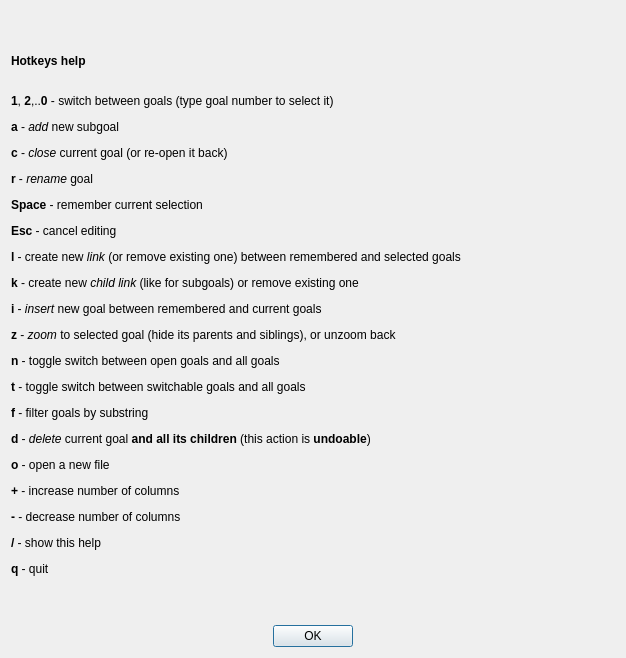
ahitrin/SiebenApp, file ui/hotkeys.ui: the form before one commit.
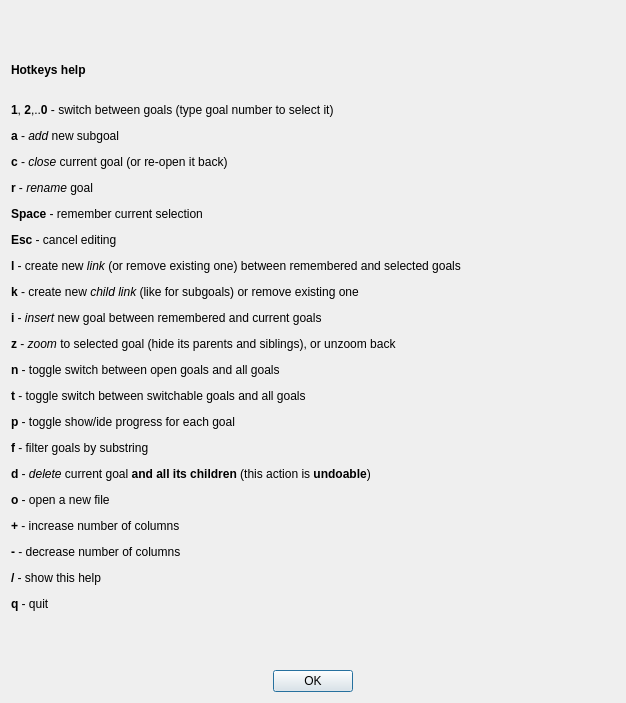
The form after the commit.

Patch:
```diff
--- a/ui/hotkeys.ui
+++ b/ui/hotkeys.ui
@@ -7,7 +7,7 @@
     <x>0</x>
     <y>0</y>
     <width>626</width>
-    <height>658</height>
+    <height>703</height>
    </rect>
   </property>
   <property name="windowTitle">
@@ -20,7 +20,7 @@
    <item>
     <widget class="QLabel" name="label_text">
      <property name="text">
-      <string>&lt;html&gt;&lt;head/&gt;&lt;body&gt;&lt;p&gt;&lt;span style=&quot; font-weight:600;&quot;&gt;Hotkeys help&lt;/span&gt;&lt;/p&gt;&lt;p&gt;&lt;br/&gt;&lt;span style=&quot; font-weight:600;&quot;&gt;1&lt;/span&gt;, &lt;span style=&quot; font-weight:600;&quot;&gt;2&lt;/span&gt;,..&lt;span style=&quot; font-weight:600;&quot;&gt;0&lt;/span&gt; - switch between goals (type goal number to select it)&lt;/p&gt;&lt;p&gt;&lt;span style=&quot; font-weight:600;&quot;&gt;a&lt;/span&gt; - &lt;span style=&quot; font-style:italic;&quot;&gt;add&lt;/span&gt; new subgoal&lt;/p&gt;&lt;p&gt;&lt;span style=&quot; font-weight:600;&quot;&gt;c&lt;/span&gt; - &lt;span style=&quot; font-style:italic;&quot;&gt;close&lt;/span&gt; current goal (or re-open it back)&lt;/p&gt;&lt;p&gt;&lt;span style=&quot; font-weight:600;&quot;&gt;r&lt;/span&gt; - &lt;span style=&quot; font-style:italic;&quot;&gt;rename&lt;/span&gt; goal&lt;/p&gt;&lt;p&gt;&lt;span style=&quot; font-weight:600;&quot;&gt;Space&lt;/span&gt; - remember current selection&lt;/p&gt;&lt;p&gt;&lt;span style=&quot; font-weight:600;&quot;&gt;Esc&lt;/span&gt; - cancel editing&lt;/p&gt;&lt;p&gt;&lt;span style=&quot; font-weight:600;&quot;&gt;l&lt;/span&gt; - create new &lt;span style=&quot; font-style:italic;&quot;&gt;link&lt;/span&gt; (or remove existing one) between remembered and selected goals&lt;/p&gt;&lt;p&gt;&lt;span style=&quot; font-weight:600;&quot;&gt;k&lt;/span&gt; - create new &lt;span style=&quot; font-style:italic;&quot;&gt;child link&lt;/span&gt; (like for subgoals) or remove existing one&lt;/p&gt;&lt;p&gt;&lt;span style=&quot; font-weight:600;&quot;&gt;i&lt;/span&gt; - &lt;span style=&quot; font-style:italic;&quot;&gt;insert&lt;/span&gt; new goal between remembered and current goals&lt;/p&gt;&lt;p&gt;&lt;span style=&quot; font-weight:600;&quot;&gt;z&lt;/span&gt; - &lt;span style=&quot; font-style:italic;&quot;&gt;zoom&lt;/span&gt; to selected goal (hide its parents and siblings), or unzoom back&lt;/p&gt;&lt;p&gt;&lt;span style=&quot; font-weight:600;&quot;&gt;n&lt;/span&gt; - toggle switch between open goals and all goals&lt;/p&gt;&lt;p&gt;&lt;span style=&quot; font-weight:600;&quot;&gt;t&lt;/span&gt; - toggle switch between switchable goals and all goals&lt;/p&gt;&lt;p&gt;&lt;span style=&quot; font-weight:600;&quot;&gt;f&lt;/span&gt; - filter goals by substring&lt;/p&gt;&lt;p&gt;&lt;span style=&quot; font-weight:600;&quot;&gt;d&lt;/span&gt; - &lt;span style=&quot; font-style:italic;&quot;&gt;delete&lt;/span&gt; current goal &lt;span style=&quot; font-weight:600;&quot;&gt;and all its children&lt;/span&gt; (this action is &lt;span style=&quot; font-weight:600;&quot;&gt;undoable&lt;/span&gt;)&lt;/p&gt;&lt;p&gt;&lt;span style=&quot; font-weight:600;&quot;&gt;o&lt;/span&gt; - open a new file&lt;/p&gt;&lt;p&gt;&lt;span style=&quot; font-weight:600;&quot;&gt;+&lt;/span&gt; - increase number of columns&lt;/p&gt;&lt;p&gt;&lt;span style=&quot; font-weight:600;&quot;&gt;-&lt;/span&gt; - decrease number of columns&lt;/p&gt;&lt;p&gt;&lt;span style=&quot; font-weight:600;&quot;&gt;/&lt;/span&gt; - show this help&lt;/p&gt;&lt;p&gt;&lt;span style=&quot; font-weight:600;&quot;&gt;q&lt;/span&gt; - quit&lt;/p&gt;&lt;/body&gt;&lt;/html&gt;</string>
+      <string>&lt;html&gt;&lt;head/&gt;&lt;body&gt;&lt;p&gt;&lt;span style=&quot; font-weight:600;&quot;&gt;Hotkeys help&lt;/span&gt;&lt;/p&gt;&lt;p&gt;&lt;br/&gt;&lt;span style=&quot; font-weight:600;&quot;&gt;1&lt;/span&gt;, &lt;span style=&quot; font-weight:600;&quot;&gt;2&lt;/span&gt;,..&lt;span style=&quot; font-weight:600;&quot;&gt;0&lt;/span&gt; - switch between goals (type goal number to select it)&lt;/p&gt;&lt;p&gt;&lt;span style=&quot; font-weight:600;&quot;&gt;a&lt;/span&gt; - &lt;span style=&quot; font-style:italic;&quot;&gt;add&lt;/span&gt; new subgoal&lt;/p&gt;&lt;p&gt;&lt;span style=&quot; font-weight:600;&quot;&gt;c&lt;/span&gt; - &lt;span style=&quot; font-style:italic;&quot;&gt;close&lt;/span&gt; current goal (or re-open it back)&lt;/p&gt;&lt;p&gt;&lt;span style=&quot; font-weight:600;&quot;&gt;r&lt;/span&gt; - &lt;span style=&quot; font-style:italic;&quot;&gt;rename&lt;/span&gt; goal&lt;/p&gt;&lt;p&gt;&lt;span style=&quot; font-weight:600;&quot;&gt;Space&lt;/span&gt; - remember current selection&lt;/p&gt;&lt;p&gt;&lt;span style=&quot; font-weight:600;&quot;&gt;Esc&lt;/span&gt; - cancel editing&lt;/p&gt;&lt;p&gt;&lt;span style=&quot; font-weight:600;&quot;&gt;l&lt;/span&gt; - create new &lt;span style=&quot; font-style:italic;&quot;&gt;link&lt;/span&gt; (or remove existing one) between remembered and selected goals&lt;/p&gt;&lt;p&gt;&lt;span style=&quot; font-weight:600;&quot;&gt;k&lt;/span&gt; - create new &lt;span style=&quot; font-style:italic;&quot;&gt;child link&lt;/span&gt; (like for subgoals) or remove existing one&lt;/p&gt;&lt;p&gt;&lt;span style=&quot; font-weight:600;&quot;&gt;i&lt;/span&gt; - &lt;span style=&quot; font-style:italic;&quot;&gt;insert&lt;/span&gt; new goal between remembered and current goals&lt;/p&gt;&lt;p&gt;&lt;span style=&quot; font-weight:600;&quot;&gt;z&lt;/span&gt; - &lt;span style=&quot; font-style:italic;&quot;&gt;zoom&lt;/span&gt; to selected goal (hide its parents and siblings), or unzoom back&lt;/p&gt;&lt;p&gt;&lt;span style=&quot; font-weight:600;&quot;&gt;n&lt;/span&gt; - toggle switch between open goals and all goals&lt;/p&gt;&lt;p&gt;&lt;span style=&quot; font-weight:600;&quot;&gt;t&lt;/span&gt; - toggle switch between switchable goals and all goals&lt;/p&gt;&lt;p&gt;&lt;span style=&quot; font-weight:600;&quot;&gt;p&lt;/span&gt; - toggle show/ide progress for each goal&lt;/p&gt;&lt;p&gt;&lt;span style=&quot; font-weight:600;&quot;&gt;f&lt;/span&gt; - filter goals by substring&lt;/p&gt;&lt;p&gt;&lt;span style=&quot; font-weight:600;&quot;&gt;d&lt;/span&gt; - &lt;span style=&quot; font-style:italic;&quot;&gt;delete&lt;/span&gt; current goal &lt;span style=&quot; font-weight:600;&quot;&gt;and all its children&lt;/span&gt; (this action is &lt;span style=&quot; font-weight:600;&quot;&gt;undoable&lt;/span&gt;)&lt;/p&gt;&lt;p&gt;&lt;span style=&quot; font-weight:600;&quot;&gt;o&lt;/span&gt; - open a new file&lt;/p&gt;&lt;p&gt;&lt;span style=&quot; font-weight:600;&quot;&gt;+&lt;/span&gt; - increase number of columns&lt;/p&gt;&lt;p&gt;&lt;span style=&quot; font-weight:600;&quot;&gt;-&lt;/span&gt; - decrease number of columns&lt;/p&gt;&lt;p&gt;&lt;span style=&quot; font-weight:600;&quot;&gt;/&lt;/span&gt; - show this help&lt;/p&gt;&lt;p&gt;&lt;span style=&quot; font-weight:600;&quot;&gt;q&lt;/span&gt; - quit&lt;/p&gt;&lt;/body&gt;&lt;/html&gt;</string>
      </property>
     </widget>
    </item>
```
